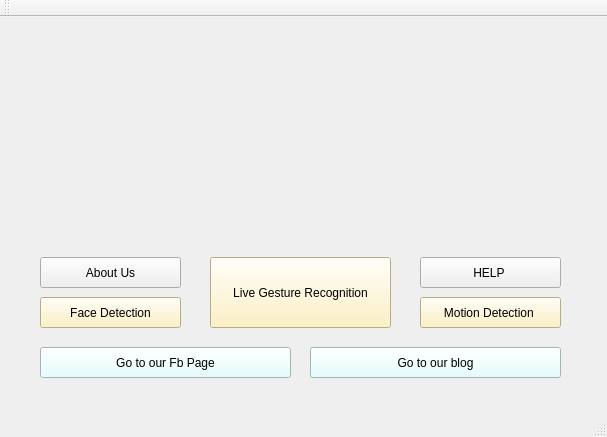
First picture: the form in SmartCam_UI/mainwindow.ui, repository MukulShukla/Augmented, before the edit.
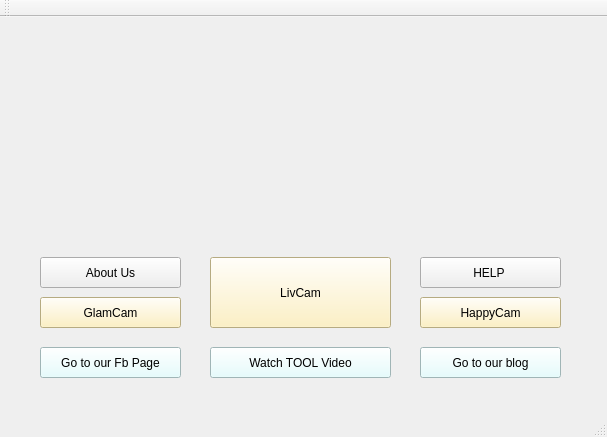
Second picture: the form after the edit. Icons and pictures are not drawn.

```diff
--- a/SmartCam_UI/mainwindow.ui
+++ b/SmartCam_UI/mainwindow.ui
@@ -23,15 +23,18 @@
       <height>31</height>
      </rect>
     </property>
-    <property name="autoFillBackground">
-     <bool>false</bool>
-    </property>
-    <property name="styleSheet">
-     <string notr="true">background-color: rgb(255, 239, 180);</string>
-    </property>
-    <property name="text">
+    <property name="toolTip">
      <string>Face Detection</string>
     </property>
+    <property name="autoFillBackground">
+     <bool>false</bool>
+    </property>
+    <property name="styleSheet">
+     <string notr="true">background-color: rgb(255, 239, 180);</string>
+    </property>
+    <property name="text">
+     <string>GlamCam</string>
+    </property>
     <property name="flat">
      <bool>false</bool>
     </property>
@@ -52,7 +55,7 @@
      <string notr="true">background-color: rgb(255, 239, 180);</string>
     </property>
     <property name="text">
-     <string>Live Gesture Recognition</string>
+     <string>LivCam</string>
     </property>
     <property name="flat">
      <bool>false</bool>
@@ -74,34 +77,18 @@
      <string notr="true">background-color: rgb(255, 239, 180);</string>
     </property>
     <property name="text">
-     <string>Motion Detection </string>
+     <string>HappyCam</string>
     </property>
     <property name="flat">
      <bool>false</bool>
     </property>
    </widget>
-   <widget class="QLabel" name="label">
-    <property name="geometry">
-     <rect>
-      <x>370</x>
-      <y>-10</y>
-      <width>221</width>
-      <height>271</height>
-     </rect>
-    </property>
-    <property name="text">
-     <string/>
-    </property>
-    <property name="pixmap">
-     <pixmap resource="Pics.qrc">:/Pics/Questionmark.png</pixmap>
-    </property>
-   </widget>
    <widget class="QPushButton" name="pushButton_4">
     <property name="geometry">
      <rect>
       <x>40</x>
       <y>330</y>
-      <width>251</width>
+      <width>141</width>
       <height>31</height>
      </rect>
     </property>
@@ -115,9 +102,9 @@
    <widget class="QPushButton" name="pushButton_5">
     <property name="geometry">
      <rect>
-      <x>310</x>
+      <x>420</x>
       <y>330</y>
-      <width>251</width>
+      <width>141</width>
       <height>31</height>
      </rect>
     </property>
@@ -160,6 +147,38 @@
      <string>About Us</string>
     </property>
    </widget>
+   <widget class="QPushButton" name="pushButton_8">
+    <property name="geometry">
+     <rect>
+      <x>210</x>
+      <y>330</y>
+      <width>181</width>
+      <height>31</height>
+     </rect>
+    </property>
+    <property name="styleSheet">
+     <string notr="true">background-color: rgb(224, 254, 255);</string>
+    </property>
+    <property name="text">
+     <string>Watch TOOL Video</string>
+    </property>
+   </widget>
+   <widget class="QLabel" name="label">
+    <property name="geometry">
+     <rect>
+      <x>430</x>
+      <y>70</y>
+      <width>141</width>
+      <height>181</height>
+     </rect>
+    </property>
+    <property name="text">
+     <string/>
+    </property>
+    <property name="pixmap">
+     <pixmap resource="Pics.qrc">:/new/prefix1/Questionmark.png</pixmap>
+    </property>
+   </widget>
   </widget>
   <widget class="QMenuBar" name="menuBar">
    <property name="geometry">
```
Left out of the diff: 6 changed lines with no effect on the pictures.
